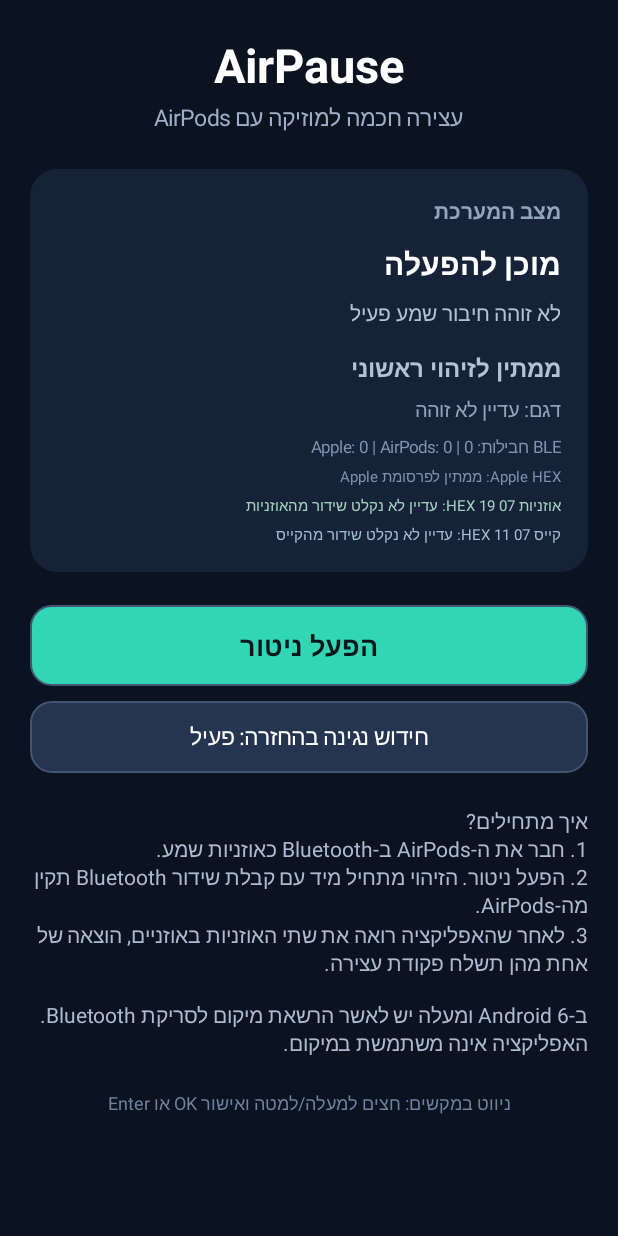
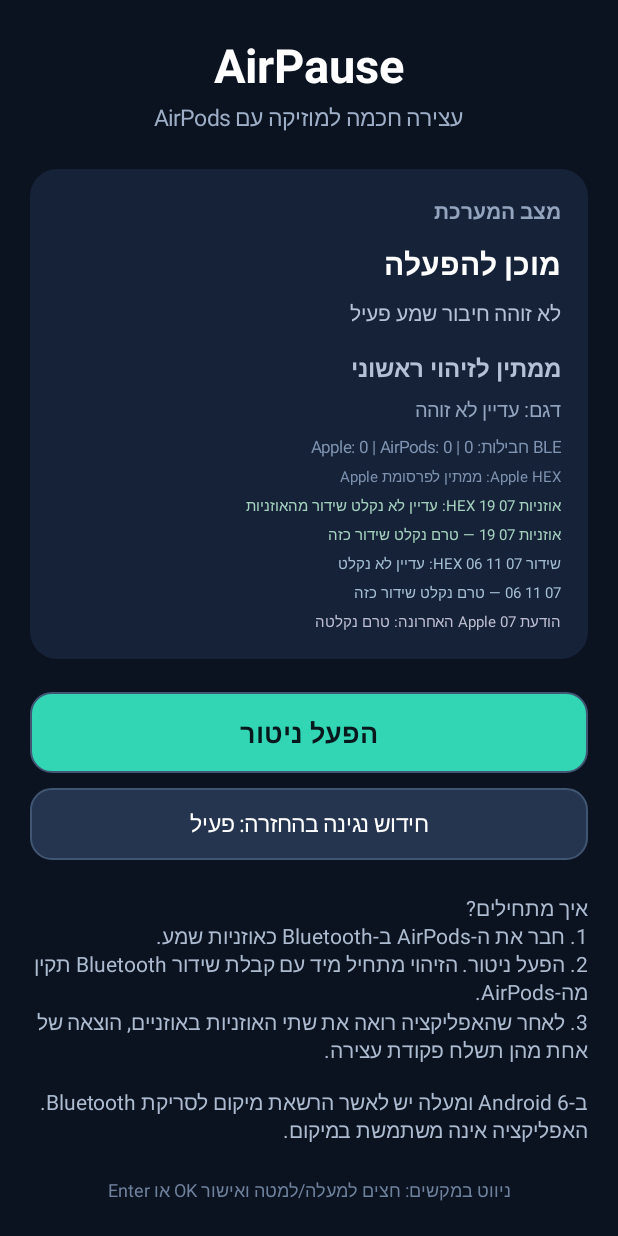
Before and after one commit to yedidyabc1000-stack/airpodsapp, an Android app: the screen it shows after launch (MainActivity), on a phone screen of 412 x 824 dp. Run offline under Robolectric (Android 15) with nearby library versions, the phone set to English and light mode, and no system bars.

Commit message:
Add BLE advertiser RSSI/address diagnostics

```diff
--- a/app/src/main/java/com/yedidyabc1000/airpodspause/MainActivity.java
+++ b/app/src/main/java/com/yedidyabc1000/airpodspause/MainActivity.java
@@ -40,6 +40,9 @@ public class MainActivity extends Activity {
     private TextView rawScanText;
     private TextView podsScanText;
     private TextView caseScanText;
+    private TextView proximityRawText;
+    private TextView podsInfoText;
+    private TextView caseInfoText;
     private Button monitorButton;
     private Button resumeButton;
     private SharedPreferences preferences;
@@ -57,6 +60,9 @@ public class MainActivity extends Activity {
             String rawHex = intent.getStringExtra(MonitorService.EXTRA_SCAN_RAW_HEX);
             String podsHex = intent.getStringExtra(MonitorService.EXTRA_PODS_HEX);
             String caseHex = intent.getStringExtra(MonitorService.EXTRA_CASE_HEX);
+            String proximityRawHex = intent.getStringExtra(MonitorService.EXTRA_PROXIMITY_RAW_HEX);
+            String podsInfo = intent.getStringExtra(MonitorService.EXTRA_PODS_INFO);
+            String caseInfo = intent.getStringExtra(MonitorService.EXTRA_CASE_INFO);
             boolean connected = intent.getBooleanExtra(MonitorService.EXTRA_CONNECTED, false);
             if (message != null) statusText.setText(message);
             connectionText.setText(connected ? "מחובר: התקן שמע Bluetooth"
@@ -83,7 +89,16 @@ public class MainActivity extends Activity {
                 podsScanText.setText("אוזניות 07 19 HEX: " + podsHex);
             }
             if (caseHex != null) {
-                caseScanText.setText("קייס 07 11 HEX: " + caseHex);
+                caseScanText.setText("שידור 07 11 06 HEX: " + caseHex);
+            }
+            if (proximityRawHex != null) {
+                proximityRawText.setText("הודעת Apple 07 האחרונה: " + proximityRawHex);
+            }
+            if (podsInfo != null) {
+                podsInfoText.setText("אוזניות 07 19 — " + podsInfo);
+            }
+            if (caseInfo != null) {
+                caseInfoText.setText("07 11 06 — " + caseInfo);
             }
         }
     };
@@ -207,13 +222,34 @@ public class MainActivity extends Activity {
         podsParams.topMargin = dp(5);
         card.addView(podsScanText, podsParams);
 
+        podsInfoText = text("אוזניות 07 19 — טרם נקלט שידור כזה",
+                10, Color.rgb(164, 210, 190), false);
+        podsInfoText.setSingleLine(false);
+        LinearLayout.LayoutParams podsInfoParams = fullWidth();
+        podsInfoParams.topMargin = dp(5);
+        card.addView(podsInfoText, podsInfoParams);
+
         caseScanText = text(
-                "קייס 07 11 HEX: עדיין לא נקלט שידור מהקייס",
+                "שידור 07 11 06 HEX: עדיין לא נקלט",
                 10, Color.rgb(164, 190, 210), false);
         caseScanText.setSingleLine(false);
         LinearLayout.LayoutParams caseParams = fullWidth();
         caseParams.topMargin = dp(5);
         card.addView(caseScanText, caseParams);
+
+        caseInfoText = text("07 11 06 — טרם נקלט שידור כזה",
+                10, Color.rgb(164, 190, 210), false);
+        caseInfoText.setSingleLine(false);
+        LinearLayout.LayoutParams caseInfoParams = fullWidth();
+        caseInfoParams.topMargin = dp(5);
+        card.addView(caseInfoText, caseInfoParams);
+
+        proximityRawText = text("הודעת Apple 07 האחרונה: טרם נקלטה",
+                10, Color.rgb(190, 190, 210), false);
+        proximityRawText.setSingleLine(false);
+        LinearLayout.LayoutParams proximityRawParams = fullWidth();
+        proximityRawParams.topMargin = dp(5);
+        card.addView(proximityRawText, proximityRawParams);
 
         monitorButton = new Button(this);
         monitorButton.setTextSize(18);
```
